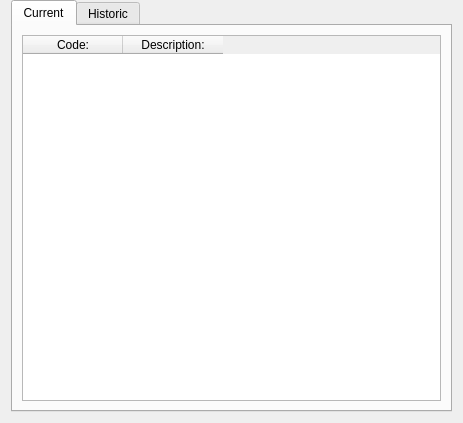
This is ui/small/CUcontent_DCs_twoMemories.ui in Comer352L/FreeSSM as Qt 5 draws it before an edit. The edited form follows.
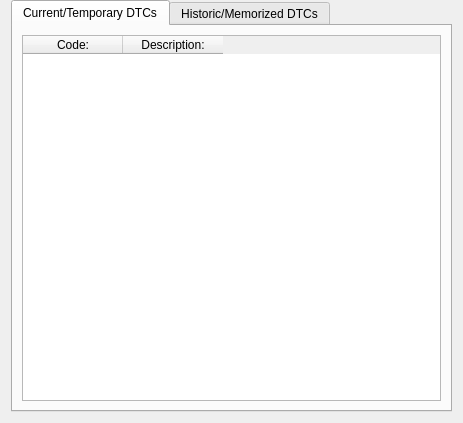
This is the edited form.

The edit to the form file:
```diff
--- a/ui/small/CUcontent_DCs_twoMemories.ui
+++ b/ui/small/CUcontent_DCs_twoMemories.ui
@@ -47,7 +47,7 @@
        </sizepolicy>
       </property>
       <attribute name="title">
-       <string>Current</string>
+       <string>Current/Temporary DTCs</string>
       </attribute>
       <layout class="QGridLayout" name="gridLayout_2">
        <item row="0" column="0">
@@ -95,7 +95,7 @@
        </sizepolicy>
       </property>
       <attribute name="title">
-       <string>Historic</string>
+       <string>Historic/Memorized DTCs</string>
       </attribute>
       <layout class="QGridLayout" name="gridLayout_3">
        <item row="0" column="0">
```
